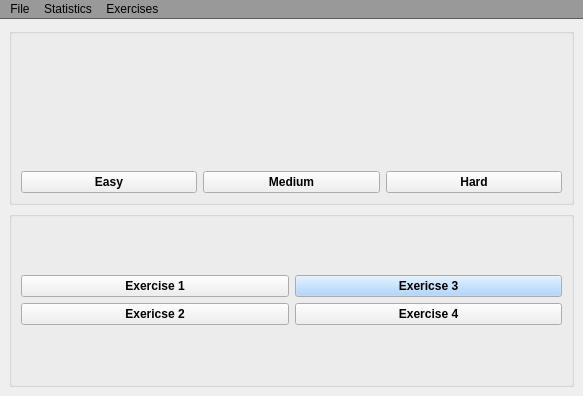
First picture: the form in testing/ui/newstuff.ui, repository jesperBKR/P4, before the edit.
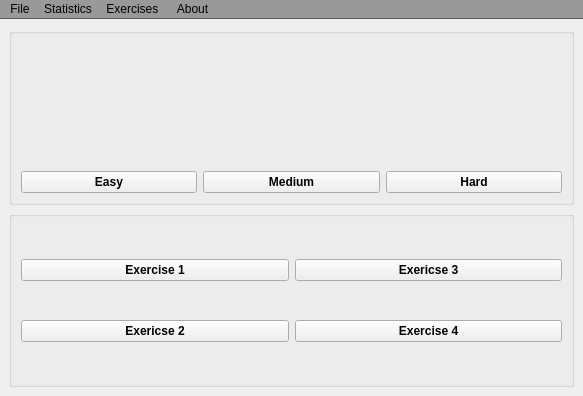
Second picture: the form after the edit.

Commit message: Updated name of testing namespace to rupee_msgs. Added "about" button with help dropdown menu

```diff
--- a/testing/ui/newstuff.ui
+++ b/testing/ui/newstuff.ui
@@ -107,8 +107,8 @@
       <property name="title">
        <string/>
       </property>
-      <layout class="QGridLayout" name="gridLayout">
-       <item row="0" column="0">
+      <layout class="QHBoxLayout" name="horizontalLayout_2">
+       <item>
         <layout class="QVBoxLayout" name="verticalLayout">
          <item>
           <widget class="QPushButton" name="exerciseButton_1">
@@ -126,47 +126,10 @@
          </item>
         </layout>
        </item>
-       <item row="0" column="1">
+       <item>
         <layout class="QVBoxLayout" name="verticalLayout_2">
          <item>
           <widget class="QPushButton" name="exerciseButton_3">
-           <property name="palette">
-            <palette>
-             <active>
-              <colorrole role="Button">
-               <brush brushstyle="SolidPattern">
-                <color alpha="255">
-                 <red>153</red>
-                 <green>204</green>
-                 <blue>255</blue>
-                </color>
-               </brush>
-              </colorrole>
-             </active>
-             <inactive>
-              <colorrole role="Button">
-               <brush brushstyle="SolidPattern">
-                <color alpha="255">
-                 <red>153</red>
-                 <green>204</green>
-                 <blue>255</blue>
-                </color>
-               </brush>
-              </colorrole>
-             </inactive>
-             <disabled>
-              <colorrole role="Button">
-               <brush brushstyle="SolidPattern">
-                <color alpha="255">
-                 <red>153</red>
-                 <green>204</green>
-                 <blue>255</blue>
-                </color>
-               </brush>
-              </colorrole>
-             </disabled>
-            </palette>
-           </property>
            <property name="text">
             <string>Exericse 3</string>
            </property>
@@ -192,7 +155,7 @@
      <x>0</x>
      <y>0</y>
      <width>583</width>
-     <height>22</height>
+     <height>25</height>
     </rect>
    </property>
    <property name="palette">
@@ -1089,9 +1052,16 @@
     </property>
     <addaction name="action_exercises"/>
    </widget>
+   <widget class="QMenu" name="menuAbout_2">
+    <property name="title">
+     <string>About</string>
+    </property>
+    <addaction name="action_help"/>
+   </widget>
    <addaction name="menuFile"/>
    <addaction name="menuAbout"/>
    <addaction name="menuExercises"/>
+   <addaction name="menuAbout_2"/>
   </widget>
   <action name="action_exit">
    <property name="text">
```
Left out of the diff: 5 changed lines with no effect on the pictures. The commit also changes 6 other files.
